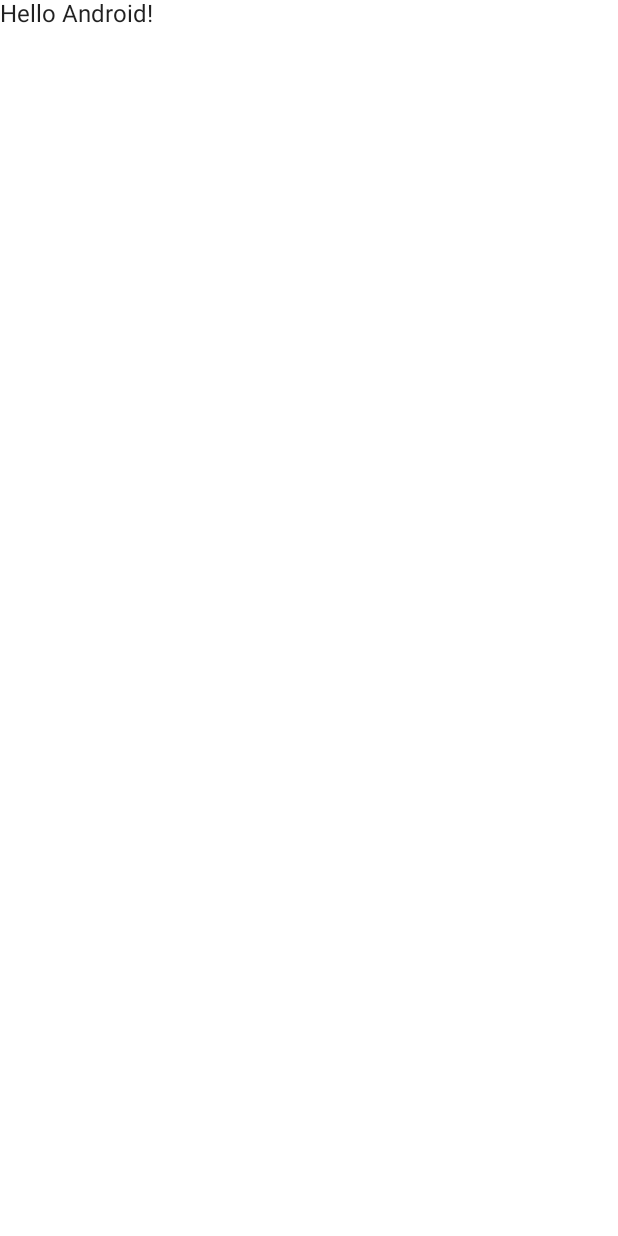
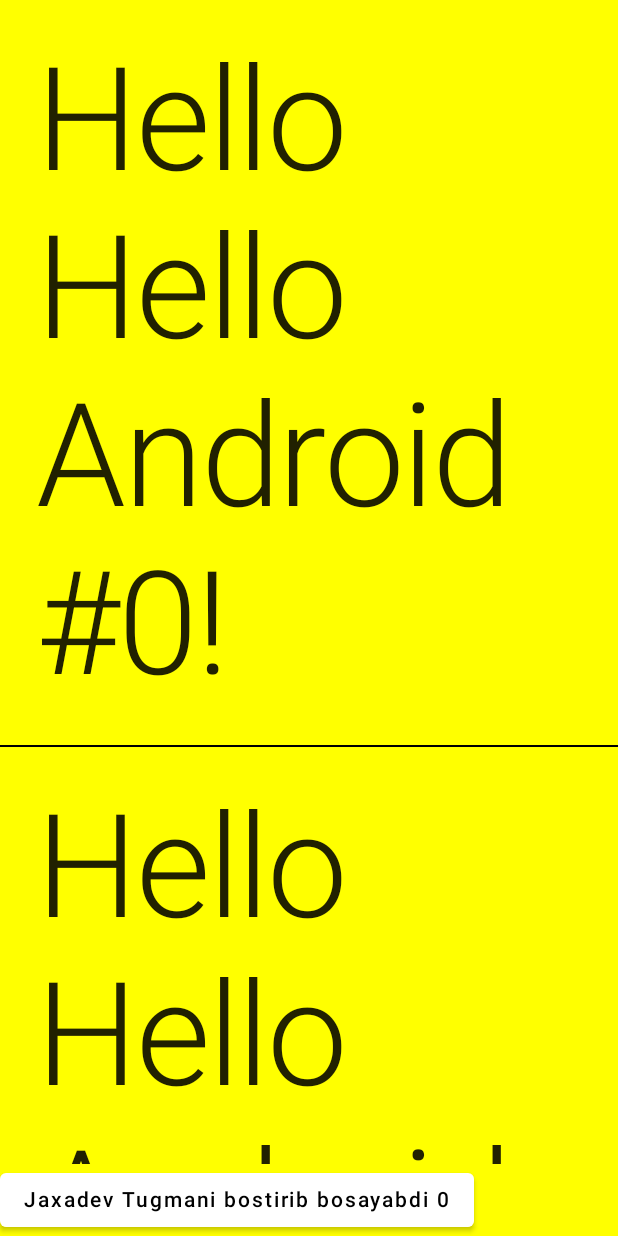
Before and after one commit to mannonov/Jetpack-Compose-test, an Android app built with Jetpack Compose: the screen it shows after launch (MainActivity), on a phone screen of 412 x 824 dp. Before the commit the screen is almost empty. Run offline under Robolectric (Android 15) with nearby library versions, the phone set to English and light mode, and no system bars.

Commit message:
That's a good thing

```diff
--- a/app/src/main/java/com/jaxadev/jetpaccomposetestapp/MainActivity.kt
+++ b/app/src/main/java/com/jaxadev/jetpaccomposetestapp/MainActivity.kt
@@ -3,36 +3,102 @@ package com.jaxadev.jetpaccomposetestapp
 import android.os.Bundle
 import androidx.activity.ComponentActivity
 import androidx.activity.compose.setContent
-import androidx.compose.material.MaterialTheme
-import androidx.compose.material.Surface
-import androidx.compose.material.Text
-import androidx.compose.runtime.Composable
+import androidx.compose.animation.animateColorAsState
+import androidx.compose.foundation.background
+import androidx.compose.foundation.clickable
+import androidx.compose.foundation.layout.Column
+import androidx.compose.foundation.layout.fillMaxHeight
+import androidx.compose.foundation.layout.padding
+import androidx.compose.foundation.lazy.LazyColumn
+import androidx.compose.foundation.lazy.items
+import androidx.compose.material.*
+import androidx.compose.runtime.*
+import androidx.compose.ui.Modifier
+import androidx.compose.ui.graphics.Color
 import androidx.compose.ui.tooling.preview.Preview
+import androidx.compose.ui.unit.dp
 import com.jaxadev.jetpaccomposetestapp.ui.theme.JetpacComposeTestAppTheme
 
 class MainActivity : ComponentActivity() {
     override fun onCreate(savedInstanceState: Bundle?) {
         super.onCreate(savedInstanceState)
         setContent {
-            JetpacComposeTestAppTheme {
-                // A surface container using the 'background' color from the theme
-                Surface(color = MaterialTheme.colors.background) {
-                    Greeting("Android")
-                }
+            MyApp {
+                Greeting(name = "Jaxaxdev")
             }
+        }
+    }
+}
+
+
+@Composable
+fun MyApp(content: @Composable () -> Unit) {
+    JetpacComposeTestAppTheme {
+        Surface(color = Color.Yellow) {
+            MyScreenContent()
         }
     }
 }
 
 @Composable
 fun Greeting(name: String) {
-    Text(text = "Hello $name!")
+    var isSelected by remember { mutableStateOf(false) }
+    val backgroundColor by animateColorAsState(if (isSelected) Color.Red else Color.Transparent)
+
+    Text(
+        text = "Hello $name!",
+        modifier = Modifier
+            .padding(24.dp)
+            .background(color = backgroundColor)
+            .clickable(onClick = { isSelected = !isSelected }),
+        style = MaterialTheme.typography.h1
+    )
 }
 
-@Preview(showBackground = true)
+@Composable
+fun MyScreenContent(
+    names: List<String> = List(1000) { "Hello Android #$it" }
+) {
+    val counterState = remember { mutableStateOf(0) }
+
+    Column(modifier = Modifier.fillMaxHeight()) {
+        NameList(names, Modifier.weight(1f))
+        Counter(
+            count = counterState.value,
+            updateCount = { newCount ->
+                counterState.value = newCount
+            }
+        )
+    }
+}
+
+@Composable
+fun Counter(count: Int, updateCount: (Int) -> Unit) {
+
+    Button(
+        onClick = { updateCount(count + 1) },
+        colors = ButtonDefaults.buttonColors(backgroundColor = if (count > 5) Color.Green else Color.White)
+    ) {
+        Text(text = "Jaxadev Tugmani bostirib bosayabdi $count")
+    }
+
+}
+
+@Composable
+fun NameList(names: List<String>, modifier: Modifier = Modifier) {
+    LazyColumn(modifier = modifier) {
+        items(items = names) { name ->
+            Greeting(name = name)
+            Divider(color = Color.Black)
+        }
+    }
+}
+
+
+@Preview
 @Composable
 fun DefaultPreview() {
-    JetpacComposeTestAppTheme {
-        Greeting("Android")
+    MyApp {
+        MyScreenContent()
     }
 }
```
Also changed, not shown: app/build.gradle (+6 -7 lines).
